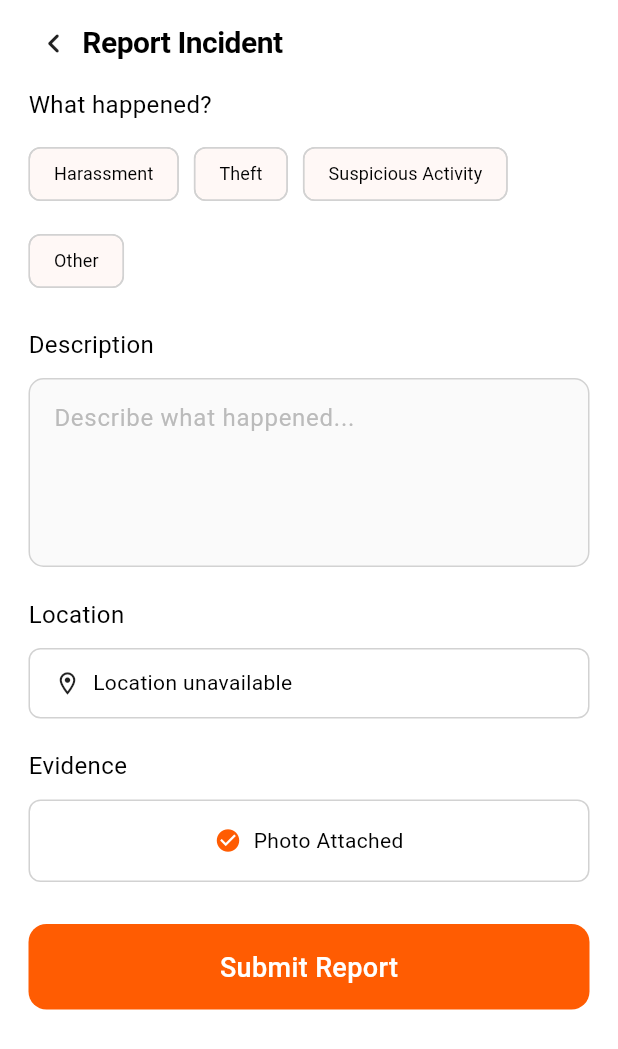
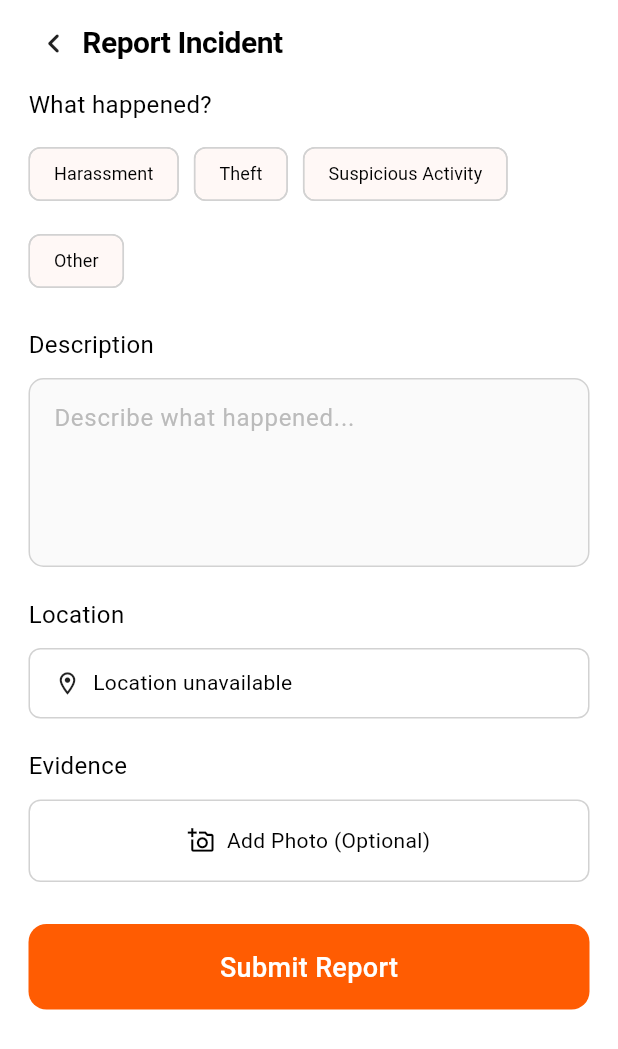
Before and after one commit to dammuvenkatasreesanth/safe_her_project, a Flutter app: the ReportScreen screen opened directly, after a tap on "Add Photo (Optional)", on a phone screen of 412 x 824 dp. Shown: the top 1049 px of the screen. Run offline on Flutter 3.47's test engine with Material 3 defaults, Android fonts, the phone set to English and light mode, and no system bars; our stand-ins replace cloud_firestore, connectivity_plus, firebase_auth, firebase_core, firebase_messaging, flutter_contacts and 13 more; missing offline and left inert: encrypt, record; accounts and stored records are empty; network calls fail.

Commit message:
Add real SafeHer app icon and wire up Report photo attachment
App icon: replaced the default Flutter placeholder logo everywhere —
Android (legacy + adaptive icon foreground/background layers across
all 5 densities, mipmap-anydpi-v26 descriptor), iOS (full AppIcon
set generated from the 1024px source down to 20x20, flattened to
RGB since App Store icons reject an alpha channel), and web (regular
+ maskable icons, favicon). Verified the adaptive icon's safe-zone
content (the actual visible wordmark) sits well inside Android's
center 66% mask crop before using it, so it won't get clipped on
circular/squircle launcher icon shapes.

Report Incident's photo attachment was previously just a boolean
toggle with nothing behind it. It now reuses Module 7's existing
local-encrypted-evidence pipeline: "Add Photo" opens the camera via
EvidenceService.captureImage(), the file is AES-256-GCM encrypted
immediately, and the resulting Recording is linked to the submitted
incident's id afterward (EvidenceService.attachIncident — added
Recording.copyWith to support it). Backing out without submitting
deletes the orphaned encrypted file instead of leaving it stranded
in Evidence with nothing pointing to it.

flutter analyze and the full test suite (29 tests) both pass.

PROJECT_REPORT.md updated to reflect both closed gaps.

Co-Authored-By: Claude Sonnet 5 <noreply@anthropic.com>

```diff
--- a/lib/models/recording.dart
+++ b/lib/models/recording.dart
@@ -27,6 +27,20 @@ class Recording {
   /// to, if it was captured during an SOS alert or report.
   final String? incidentId;
 
+  /// Used to attach an incident id after the fact — e.g. Report Incident
+  /// captures the photo before the report is submitted (there's no
+  /// incident id yet at capture time), then links it once submission
+  /// returns the new doc id.
+  Recording copyWith({String? incidentId}) => Recording(
+    id: id,
+    type: type,
+    title: title,
+    localPath: localPath,
+    createdAt: createdAt,
+    durationSeconds: durationSeconds,
+    incidentId: incidentId ?? this.incidentId,
+  );
+
   Map<String, dynamic> toJson() => {
     'id': id,
     'type': type.name,
--- a/lib/screens/report/report_screen.dart
+++ b/lib/screens/report/report_screen.dart
@@ -1,5 +1,7 @@
 import 'package:flutter/material.dart';
 import 'package:latlong2/latlong.dart';
+import '../../models/recording.dart';
+import '../../services/evidence_service.dart';
 import '../../services/geocoding_service.dart';
 import '../../services/incident_service.dart';
 import '../../services/location_service.dart';
@@ -20,7 +22,8 @@ class _ReportScreenState extends State<ReportScreen> {
   String? _type;
   bool _submitted = false;
   bool _submitting = false;
-  bool _photoAttached = false;
+  Recording? _attachedPhoto;
+  bool _capturingPhoto = false;
   String? _error;
 
   LatLng? _location;
@@ -52,6 +55,23 @@ class _ReportScreenState extends State<ReportScreen> {
     });
   }
 
+  Future<void> _togglePhoto() async {
+    if (_capturingPhoto) return;
+    final existing = _attachedPhoto;
+    if (existing != null) {
+      await EvidenceService.deleteRecording(existing);
+      if (mounted) setState(() => _attachedPhoto = null);
+      return;
+    }
+    setState(() => _capturingPhoto = true);
+    final captured = await EvidenceService.captureImage();
+    if (!mounted) return;
+    setState(() {
+      _capturingPhoto = false;
+      _attachedPhoto = captured;
+    });
+  }
+
   Future<void> _submit() async {
     if (_type == null || _submitting) return;
     setState(() {
@@ -59,13 +79,19 @@ class _ReportScreenState extends State<ReportScreen> {
       _error = null;
     });
     try {
-      await IncidentService.submitReport(
+      final incidentId = await IncidentService.submitReport(
         category: _type!,
         description: _descriptionController.text.trim(),
         locationLabel: _locationLabel,
         locationLatLng: _location,
-        hasPhoto: _photoAttached,
+        hasPhoto: _attachedPhoto != null,
       );
+      final photo = _attachedPhoto;
+      if (photo != null) {
+        // Best-effort link — the report itself already succeeded above,
+        // so a failure here shouldn't block the user from seeing success.
+        await EvidenceService.attachIncident(photo, incidentId).catchError((_) {});
+      }
       if (!mounted) return;
       setState(() {
         _submitting = false;
@@ -82,6 +108,12 @@ class _ReportScreenState extends State<ReportScreen> {
 
   @override
   void dispose() {
+    // A photo captured but never submitted (user backed out) shouldn't
+    // linger in Evidence with no incident to belong to.
+    final photo = _attachedPhoto;
+    if (!_submitted && photo != null) {
+      EvidenceService.deleteRecording(photo).catchError((_) {});
+    }
     _descriptionController.dispose();
     super.dispose();
   }
@@ -171,28 +203,39 @@ class _ReportScreenState extends State<ReportScreen> {
           Text('Evidence', style: AppTextStyles.b2),
           const SizedBox(height: 10),
           GestureDetector(
-            onTap: () => setState(() => _photoAttached = !_photoAttached),
+            onTap: _capturingPhoto ? null : _togglePhoto,
             child: Container(
               width: double.infinity,
               padding: const EdgeInsets.symmetric(vertical: 16),
               alignment: Alignment.center,
               decoration: BoxDecoration(
-                border: Border.all(color: AppColors.neutral300),
+                border: Border.all(
+                  color: _attachedPhoto != null ? AppColors.primary : AppColors.neutral300,
+                ),
                 borderRadius: BorderRadius.circular(AppRadius.r4),
               ),
               child: Row(
                 mainAxisAlignment: MainAxisAlignment.center,
                 children: [
-                  Icon(
-                    _photoAttached
-                        ? Icons.check_circle
-                        : Icons.add_a_photo_outlined,
-                    size: 18,
-                    color: _photoAttached ? AppColors.primary : AppColors.black,
-                  ),
+                  if (_capturingPhoto)
+                    const SizedBox(
+                      width: 16,
+                      height: 16,
+                      child: CircularProgressIndicator(strokeWidth: 2, color: AppColors.primary),
+                    )
+                  else
+                    Icon(
+                      _attachedPhoto != null ? Icons.lock_outline_rounded : Icons.add_a_photo_outlined,
+                      size: 18,
+                      color: _attachedPhoto != null ? AppColors.primary : AppColors.black,
+                    ),
                   const SizedBox(width: 8),
                   Text(
-                    _photoAttached ? 'Photo Attached' : 'Add Photo (Optional)',
+                    _capturingPhoto
+                        ? 'Opening camera...'
+                        : _attachedPhoto != null
+                        ? 'Photo attached (encrypted) — tap to remove'
+                        : 'Add Photo (Optional)',
                     style: AppTextStyles.b3,
                   ),
                 ],
```
Also changed, not shown: lib/services/evidence_service.dart (+13 -0 lines), 37 other files.
